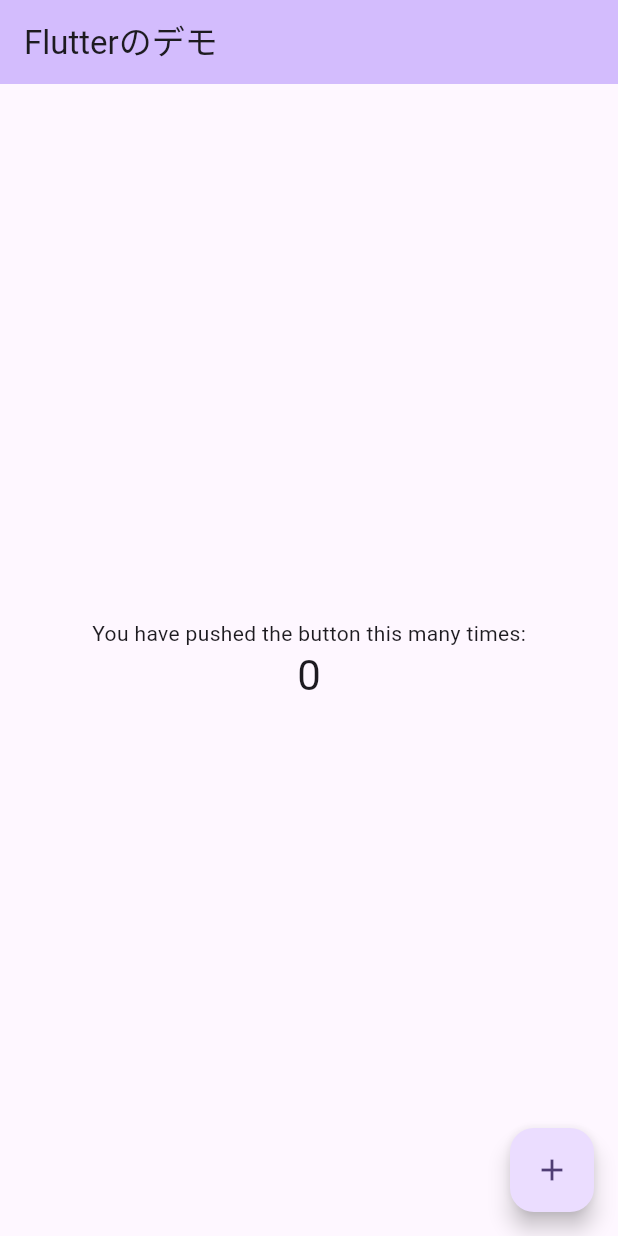
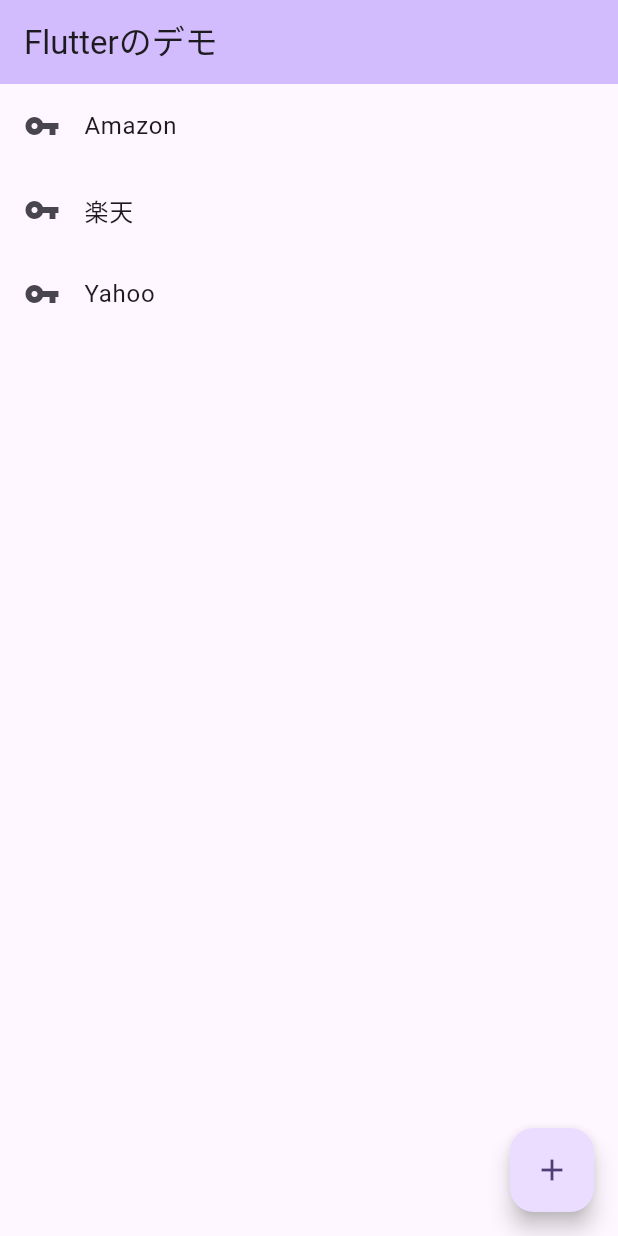
Before and after one commit to Hashimoto-Noriaki/Flutter-demo, a Flutter app: the screen it shows after launch, on a phone screen of 412 x 824 dp. Run offline on Flutter 3.47's test engine with Material 3 defaults, Android fonts, the phone set to English and light mode, and no system bars.

Commit message:
メイン画面にリスト表示

```diff
--- a/lib/main.dart
+++ b/lib/main.dart
@@ -48,19 +48,21 @@ class _MyHomePageState extends State<MyHomePage> {
         backgroundColor: Theme.of(context).colorScheme.inversePrimary,
         title: Text("Flutterのデモ"),
       ),
-      body: Center(
-        child: Column(
-          mainAxisAlignment: MainAxisAlignment.center,
-          children: <Widget>[
-            const Text(
-              'You have pushed the button this many times:',
-            ),
-            Text(
-              '$_counter',
-              style: Theme.of(context).textTheme.headlineMedium,
-            ),
-          ],
-        ),
+      body: ListView( //ListViewは複数のヴィジェットをスクロール可能な状態で、縦に並べるWidget
+        children: [
+          ListTile(  //ListTileは1枚のリストができる
+            leading: Icon(Icons.vpn_key),  //leadingは左側に何かを表示したい時
+            title:Text("Amazon"),
+          ),
+          ListTile(
+            leading: Icon(Icons.vpn_key),
+            title:Text("楽天"),
+          ) ,
+          ListTile(
+            leading: Icon(Icons.vpn_key),
+            title:Text("Yahoo"),
+          ) ,
+        ],
       ),
       floatingActionButton: FloatingActionButton(
         onPressed: _incrementCounter,
```
